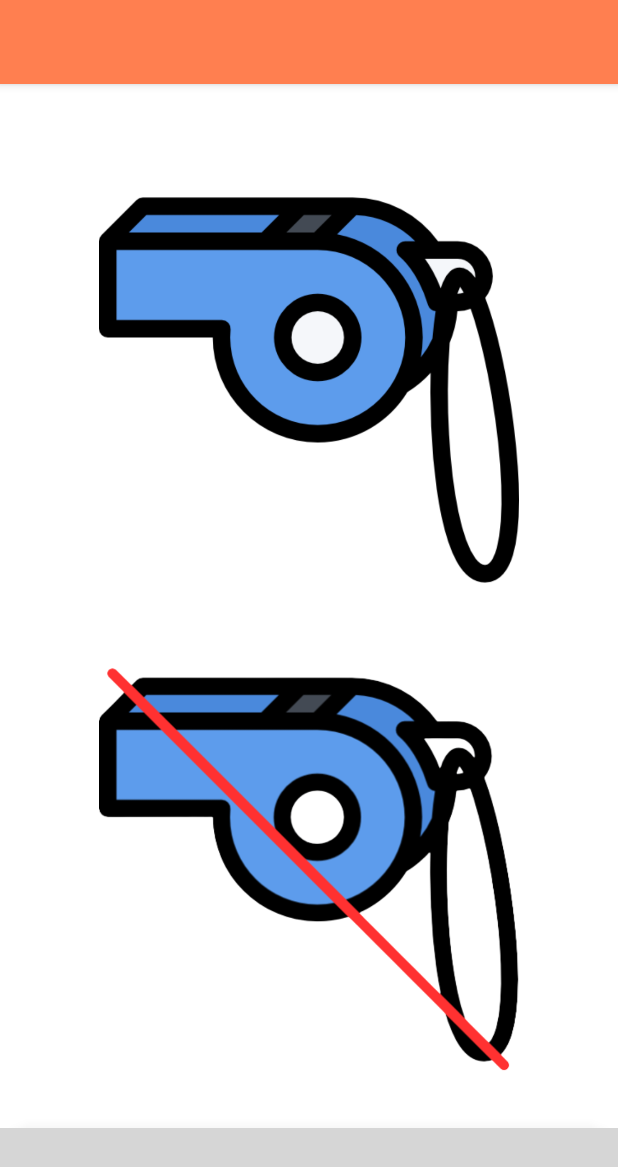
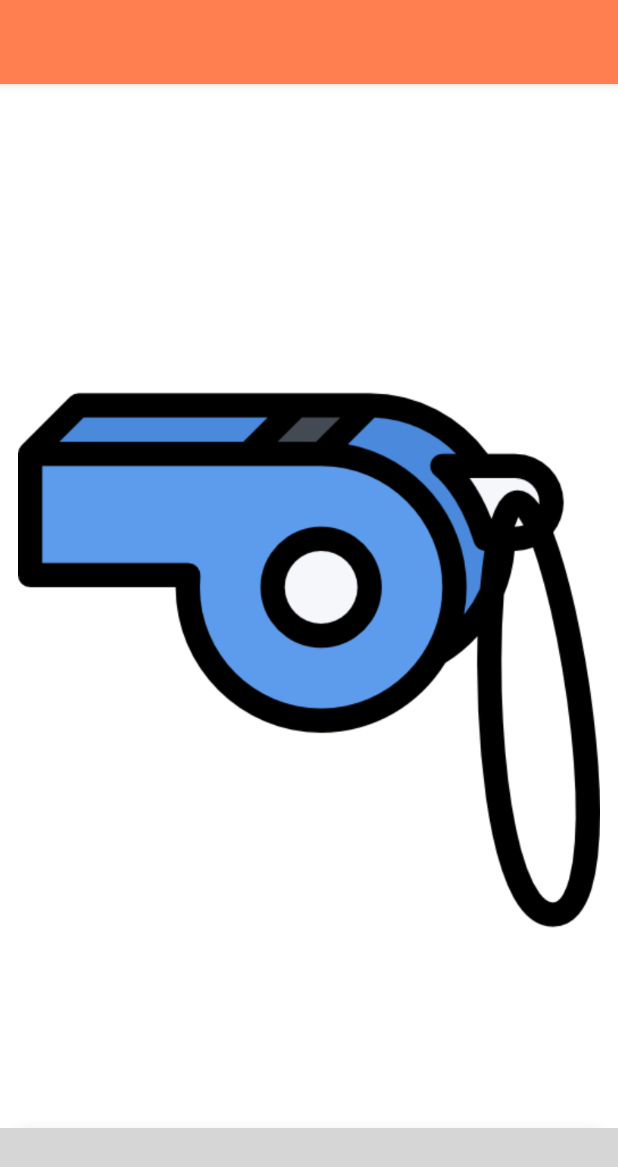
Before and after one commit to mevocan10/earthquake-application, an Android app: the screen it shows after launch (MainActivity), on a phone screen of 412 x 824 dp. Shown: the top 1167 px of the screen. Run offline under Robolectric (Android 15) with nearby library versions, the phone set to English and light mode, and no system bars; libraries missing offline, so code that uses them is left out: com.ismaeldivita.chipnavigation, com.karumi.dexter; plain views replace ChipNavigationBar; 2 statements that could not run were skipped; grey boxes are pictures that could not be loaded.

Commit message:
ikinci adim

```diff
--- a/app/src/main/java/com/example/depremapp/MainActivity.java
+++ b/app/src/main/java/com/example/depremapp/MainActivity.java
@@ -5,6 +5,7 @@ import androidx.fragment.app.Fragment;
 import androidx.fragment.app.FragmentManager;
 
 import android.content.pm.PackageManager;
+import android.media.MediaPlayer;
 import android.os.Bundle;
 import android.util.Log;
 import android.widget.ImageButton;
@@ -15,6 +16,7 @@ import com.karumi.dexter.Dexter;
 import com.karumi.dexter.listener.single.PermissionListener;
 
 public class MainActivity extends AppCompatActivity {
+
 
     private static final String TAG = MainActivity.class.getSimpleName();
     ChipNavigationBar bottomNav;
--- a/app/src/main/java/com/example/depremapp/sesFragment.java
+++ b/app/src/main/java/com/example/depremapp/sesFragment.java
@@ -1,5 +1,6 @@
 package com.example.depremapp;
 
+import android.media.MediaPlayer;
 import android.os.Bundle;
 
 import androidx.fragment.app.Fragment;
@@ -7,58 +8,40 @@ import androidx.fragment.app.Fragment;
 import android.view.LayoutInflater;
 import android.view.View;
 import android.view.ViewGroup;
+import android.widget.ImageButton;
 
-/**
- * A simple {@link Fragment} subclass.
- * Use the {@link sesFragment#newInstance} factory method to
- * create an instance of this fragment.
- */
 public class sesFragment extends Fragment {
+    private MediaPlayer mediaPlayer;
+    private boolean isPlaying = false;
 
-    // TODO: Rename parameter arguments, choose names that match
-    // the fragment initialization parameters, e.g. ARG_ITEM_NUMBER
-    private static final String ARG_PARAM1 = "param1";
-    private static final String ARG_PARAM2 = "param2";
-
-    // TODO: Rename and change types of parameters
-    private String mParam1;
-    private String mParam2;
-
-    public sesFragment() {
-        // Required empty public constructor
-    }
-
-    /**
-     * Use this factory method to create a new instance of
-     * this fragment using the provided parameters.
-     *
-     * @param param1 Parameter 1.
-     * @param param2 Parameter 2.
-     * @return A new instance of fragment sesFragment.
-     */
-    // TODO: Rename and change types and number of parameters
-    public static sesFragment newInstance(String param1, String param2) {
-        sesFragment fragment = new sesFragment();
-        Bundle args = new Bundle();
-        args.putString(ARG_PARAM1, param1);
-        args.putString(ARG_PARAM2, param2);
-        fragment.setArguments(args);
-        return fragment;
-    }
-
-    @Override
-    public void onCreate(Bundle savedInstanceState) {
-        super.onCreate(savedInstanceState);
-        if (getArguments() != null) {
-            mParam1 = getArguments().getString(ARG_PARAM1);
-            mParam2 = getArguments().getString(ARG_PARAM2);
-        }
-    }
+    public sesFragment() {}
 
     @Override
     public View onCreateView(LayoutInflater inflater, ViewGroup container,
                              Bundle savedInstanceState) {
-        // Inflate the layout for this fragment
-        return inflater.inflate(R.layout.fragment_ses, container, false);
+        View view = inflater.inflate(R.layout.fragment_ses, container, false);
+        ImageButton dudukButton = view.findViewById(R.id.duduk);
+        dudukButton.setOnClickListener(v -> {
+            if (isPlaying) {
+                mediaPlayer.stop();
+                mediaPlayer.reset();
+                dudukButton.setImageResource(R.drawable.maviduduk);
+            } else {
+                mediaPlayer = MediaPlayer.create(getActivity(), R.raw.duduk);
+                mediaPlayer.start();
+                mediaPlayer.setLooping(true);
+                dudukButton.setImageResource(R.drawable.maviduduk2);
+            }
+            isPlaying = !isPlaying;
+        });
+        return view;
+    }
+    @Override
+    public void onDestroy() {
+        if (isPlaying) {
+            mediaPlayer.stop();
+            mediaPlayer.reset();
+        }
+        super.onDestroy();
     }
 }
--- a/app/src/main/res/layout/fragment_ses.xml
+++ b/app/src/main/res/layout/fragment_ses.xml
@@ -6,34 +6,13 @@
     android:gravity="center"
     android:orientation="vertical"
     tools:context=".sesFragment">
-
-
     <ImageButton
-        android:id="@+id/dudukac"
-        android:layout_width="300dp"
-        android:layout_height="300dp"
-        android:layout_alignParentLeft="true"
-        android:layout_alignParentRight="true"
-        android:layout_marginLeft="50dp"
-        android:layout_marginTop="20dp"
-        android:layout_marginRight="50dp"
-        android:layout_marginBottom="358dp"
+        android:id="@+id/duduk"
+        android:layout_width="match_parent"
+        android:layout_height="match_parent"
+        android:layout_alignParentStart="true"
+        android:layout_alignParentEnd="true"
         android:backgroundTintMode="screen"
         android:scaleType="fitCenter"
         android:src="@drawable/maviduduk" />
-
-    <ImageButton
-        android:id="@+id/dudukkapat"
-        android:layout_width="300dp"
-        android:layout_height="300dp"
-        android:layout_alignParentLeft="true"
-        android:layout_alignParentRight="true"
-        android:layout_marginLeft="50dp"
-        android:layout_marginRight="50dp"
-        android:layout_marginTop="340dp"
-        android:layout_marginBottom="60dp"
-        android:backgroundTintMode="screen"
-        android:scaleType="fitCenter"
-        android:src="@drawable/maviduduk2" />
-
 </RelativeLayout>
```
Also changed, not shown: 1 other file.
